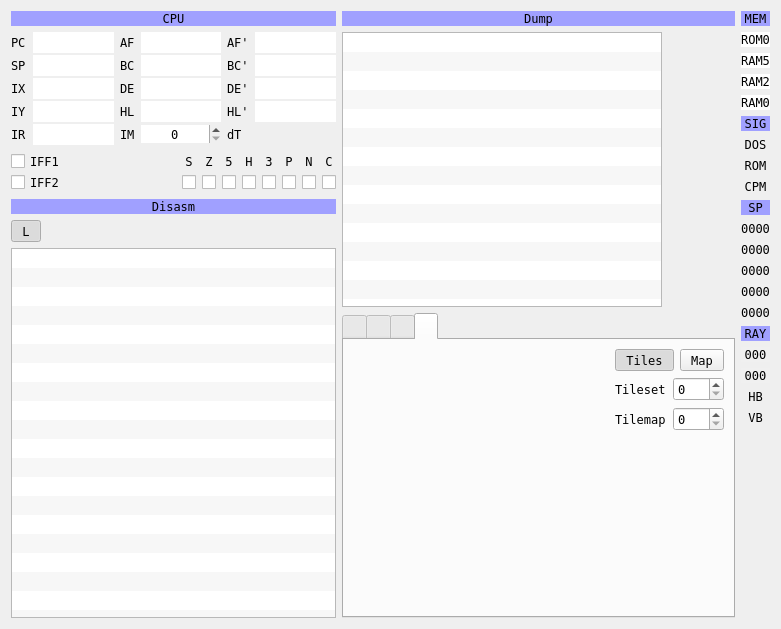
This is ui/debuger.ui in samstyle/Xpeccy as Qt 5 draws it before an edit. The edited form follows.
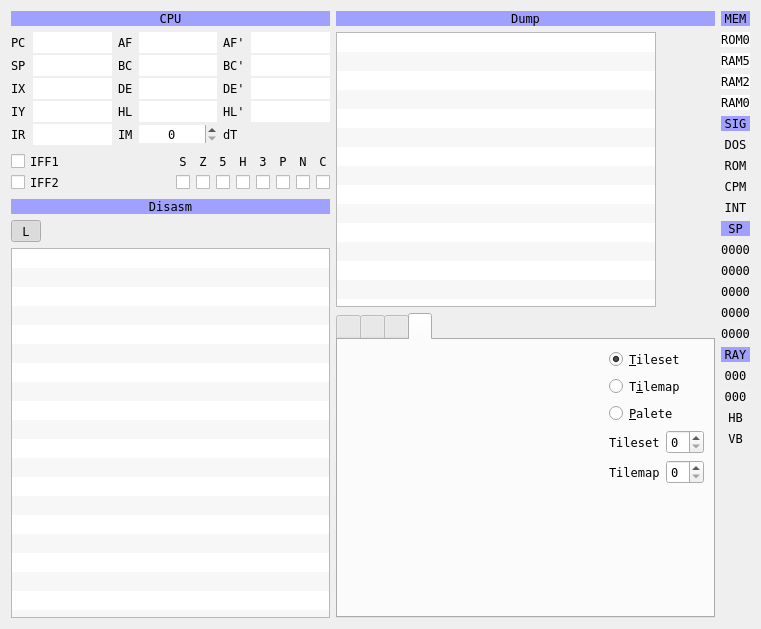
This is the edited form. The open tabs and pages were chosen to show the change. Icons and pictures are not drawn. Custom widgets are drawn as their Qt base class.

```diff
--- a/ui/debuger.ui
+++ b/ui/debuger.ui
@@ -9,7 +9,7 @@
    <rect>
     <x>0</x>
     <y>0</y>
-    <width>781</width>
+    <width>761</width>
     <height>612</height>
    </rect>
   </property>
@@ -1356,14 +1356,9 @@
          <item>
           <layout class="QVBoxLayout" name="verticalLayout_6">
            <item>
-            <layout class="QHBoxLayout" name="horizontalLayout_5">
-             <item>
-              <widget class="QToolButton" name="gbTiles">
+            <widget class="QRadioButton" name="rbTilesetView">
                <property name="text">
-                <string>Tiles</string>
-               </property>
-               <property name="checkable">
-                <bool>true</bool>
+              <string>&amp;Tileset</string>
                </property>
                <property name="checked">
                 <bool>true</bool>
@@ -1374,26 +1369,31 @@
               </widget>
              </item>
              <item>
-              <widget class="QToolButton" name="gbMap">
+            <widget class="QRadioButton" name="rbTilemapView">
                <property name="text">
-                <string>Map</string>
-               </property>
-               <property name="checkable">
-                <bool>true</bool>
-               </property>
+              <string>T&amp;ilemap</string>
+             </property>
                <attribute name="buttonGroup">
                 <string notr="true">buttonGroup</string>
                </attribute>
               </widget>
              </item>
-            </layout>
+           <item>
+            <widget class="QRadioButton" name="rbPaleteView">
+             <property name="text">
+              <string>&amp;Palete</string>
+             </property>
+             <attribute name="buttonGroup">
+              <string notr="true">gbModeGroup</string>
+             </attribute>
+            </widget>
            </item>
            <item>
             <layout class="QGridLayout" name="gridLayout">
              <item row="0" column="1">
               <widget class="QSpinBox" name="sbTileset">
                <property name="maximum">
-                <number>1</number>
+                <number>3</number>
                </property>
               </widget>
              </item>
@@ -1551,6 +1551,16 @@
        </property>
       </widget>
      </item>
+     <item>
+      <widget class="QLabel" name="labINT">
+       <property name="text">
+        <string>INT</string>
+       </property>
+       <property name="alignment">
+        <set>Qt::AlignCenter</set>
+       </property>
+      </widget>
+     </item>
      <item>
       <widget class="QLabel" name="label_27">
        <property name="styleSheet">
```
Left out of the diff: 6 changed lines with no effect on the pictures. Lines whose indentation alone changed are shown as unchanged.
